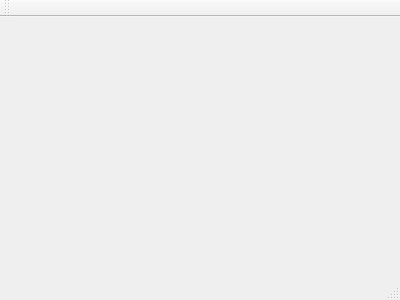
The window that gnss-data-processing/mainwindow.ui (zhihao-liu/gnss-data-processing) describes before a commit, drawn with Qt 5.
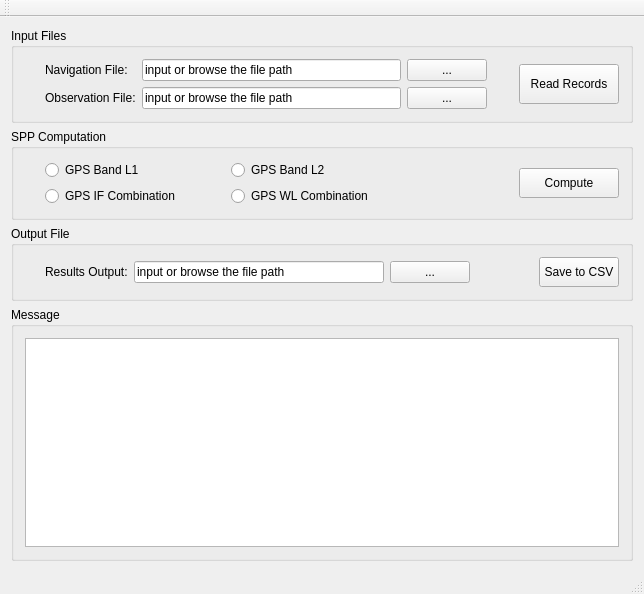
The same window after the commit.

Diff of the .ui file:
```diff
--- a/gnss-data-processing/mainwindow.ui
+++ b/gnss-data-processing/mainwindow.ui
@@ -1,24 +1,412 @@
 <ui version="4.0">
  <class>MainWindow</class>
- <widget class="QMainWindow" name="MainWindow" >
-  <property name="geometry" >
+ <widget class="QMainWindow" name="MainWindow">
+  <property name="geometry">
    <rect>
     <x>0</x>
     <y>0</y>
-    <width>400</width>
-    <height>300</height>
+    <width>644</width>
+    <height>594</height>
    </rect>
   </property>
-  <property name="windowTitle" >
-   <string>MainWindow</string>
+  <property name="minimumSize">
+   <size>
+    <width>0</width>
+    <height>0</height>
+   </size>
   </property>
-  <widget class="QMenuBar" name="menuBar" />
-  <widget class="QToolBar" name="mainToolBar" />
-  <widget class="QWidget" name="centralWidget" />
-  <widget class="QStatusBar" name="statusBar" />
+  <property name="baseSize">
+   <size>
+    <width>0</width>
+    <height>0</height>
+   </size>
+  </property>
+  <property name="windowTitle">
+   <string>GNSS SPP Computation</string>
+  </property>
+  <widget class="QWidget" name="centralWidget">
+   <layout class="QGridLayout" name="gridLayout_2">
+    <item row="1" column="0">
+     <widget class="QGroupBox" name="groupBox_2">
+      <property name="title">
+       <string>SPP Computation</string>
+      </property>
+      <layout class="QGridLayout" name="gridLayout_3">
+       <item row="0" column="4" rowspan="2" colspan="2">
+        <widget class="QPushButton" name="pushButton_Compute">
+         <property name="minimumSize">
+          <size>
+           <width>100</width>
+           <height>30</height>
+          </size>
+         </property>
+         <property name="text">
+          <string>Compute</string>
+         </property>
+        </widget>
+       </item>
+       <item row="0" column="3">
+        <spacer name="horizontalSpacer">
+         <property name="orientation">
+          <enum>Qt::Horizontal</enum>
+         </property>
+         <property name="sizeHint" stdset="0">
+          <size>
+           <width>20</width>
+           <height>20</height>
+          </size>
+         </property>
+        </spacer>
+       </item>
+       <item row="1" column="2">
+        <widget class="QRadioButton" name="radioButton_WL">
+         <property name="minimumSize">
+          <size>
+           <width>180</width>
+           <height>0</height>
+          </size>
+         </property>
+         <property name="text">
+          <string>GPS WL Combination</string>
+         </property>
+        </widget>
+       </item>
+       <item row="1" column="1">
+        <widget class="QRadioButton" name="radioButton_IF">
+         <property name="minimumSize">
+          <size>
+           <width>180</width>
+           <height>0</height>
+          </size>
+         </property>
+         <property name="text">
+          <string>GPS IF Combination</string>
+         </property>
+        </widget>
+       </item>
+       <item row="0" column="1">
+        <widget class="QRadioButton" name="radioButton_L1">
+         <property name="minimumSize">
+          <size>
+           <width>180</width>
+           <height>0</height>
+          </size>
+         </property>
+         <property name="text">
+          <string>GPS Band L1</string>
+         </property>
+         <property name="checkable">
+          <bool>true</bool>
+         </property>
+         <property name="checked">
+          <bool>false</bool>
+         </property>
+        </widget>
+       </item>
+       <item row="0" column="0">
+        <spacer name="horizontalSpacer_3">
+         <property name="orientation">
+          <enum>Qt::Horizontal</enum>
+         </property>
+         <property name="sizeType">
+          <enum>QSizePolicy::Fixed</enum>
+         </property>
+         <property name="sizeHint" stdset="0">
+          <size>
+           <width>20</width>
+           <height>20</height>
+          </size>
+         </property>
+        </spacer>
+       </item>
+       <item row="0" column="2">
+        <widget class="QRadioButton" name="radioButton_L2">
+         <property name="minimumSize">
+          <size>
+           <width>180</width>
+           <height>0</height>
+          </size>
+         </property>
+         <property name="text">
+          <string>GPS Band L2</string>
+         </property>
+        </widget>
+       </item>
+      </layout>
+     </widget>
+    </item>
+    <item row="0" column="0">
+     <widget class="QGroupBox" name="groupBox">
+      <property name="title">
+       <string>Input Files</string>
+      </property>
+      <layout class="QGridLayout" name="gridLayout">
+       <item row="0" column="6" rowspan="2">
+        <widget class="QPushButton" name="pushButton_Read">
+         <property name="minimumSize">
+          <size>
+           <width>100</width>
+           <height>40</height>
+          </size>
+         </property>
+         <property name="text">
+          <string>Read Records</string>
+         </property>
+        </widget>
+       </item>
+       <item row="0" column="3">
+        <widget class="QPushButton" name="pushButton_BrowseNav">
+         <property name="sizePolicy">
+          <sizepolicy hsizetype="Fixed" vsizetype="Fixed">
+           <horstretch>0</horstretch>
+           <verstretch>0</verstretch>
+          </sizepolicy>
+         </property>
+         <property name="minimumSize">
+          <size>
+           <width>10</width>
+           <height>0</height>
+          </size>
+         </property>
+         <property name="text">
+          <string>...</string>
+         </property>
+        </widget>
+       </item>
+       <item row="0" column="1">
+        <widget class="QLabel" name="label">
+         <property name="text">
+          <string>Navigation File:</string>
+         </property>
+        </widget>
+       </item>
+       <item row="0" column="2">
+        <widget class="QLineEdit" name="lineEdit_NavPath">
+         <property name="sizePolicy">
+          <sizepolicy hsizetype="Expanding" vsizetype="Fixed">
+           <horstretch>0</horstretch>
+           <verstretch>0</verstretch>
+          </sizepolicy>
+         </property>
+         <property name="minimumSize">
+          <size>
+           <width>250</width>
+           <height>0</height>
+          </size>
+         </property>
+         <property name="text">
+          <string>input or browse the file path</string>
+         </property>
+        </widget>
+       </item>
+       <item row="0" column="4" colspan="2">
+        <spacer name="horizontalSpacer_2">
+         <property name="orientation">
+          <enum>Qt::Horizontal</enum>
+         </property>
+         <property name="sizeType">
+          <enum>QSizePolicy::Expanding</enum>
+         </property>
+         <property name="sizeHint" stdset="0">
+          <size>
+           <width>20</width>
+           <height>20</height>
+          </size>
+         </property>
+        </spacer>
+       </item>
+       <item row="1" column="2">
+        <widget class="QLineEdit" name="lineEdit_ObsPath">
+         <property name="sizePolicy">
+          <sizepolicy hsizetype="Expanding" vsizetype="Fixed">
+           <horstretch>0</horstretch>
+           <verstretch>0</verstretch>
+          </sizepolicy>
+         </property>
+         <property name="minimumSize">
+          <size>
+           <width>250</width>
+           <height>0</height>
+          </size>
+         </property>
+         <property name="text">
+          <string>input or browse the file path</string>
+         </property>
+        </widget>
+       </item>
+       <item row="1" column="3">
+        <widget class="QPushButton" name="pushButton_BrowseObs">
+         <property name="sizePolicy">
+          <sizepolicy hsizetype="Fixed" vsizetype="Fixed">
+           <horstretch>0</horstretch>
+           <verstretch>0</verstretch>
+          </sizepolicy>
+         </property>
+         <property name="minimumSize">
+          <size>
+           <width>10</width>
+           <height>0</height>
+          </size>
+         </property>
+         <property name="text">
+          <string>...</string>
+         </property>
+        </widget>
+       </item>
+       <item row="0" column="0">
+        <spacer name="horizontalSpacer_4">
+         <property name="orientation">
+          <enum>Qt::Horizontal</enum>
+         </property>
+         <property name="sizeType">
+          <enum>QSizePolicy::Fixed</enum>
+         </property>
+         <property name="sizeHint" stdset="0">
+          <size>
+           <width>20</width>
+           <height>20</height>
+          </size>
+         </property>
+        </spacer>
+       </item>
+       <item row="1" column="1">
+        <widget class="QLabel" name="label_2">
+         <property name="text">
+          <string>Observation File:</string>
+         </property>
+        </widget>
+       </item>
+      </layout>
+     </widget>
+    </item>
+    <item row="3" column="0">
+     <widget class="QGroupBox" name="groupBox_3">
+      <property name="title">
+       <string>Message</string>
+      </property>
+      <layout class="QGridLayout" name="gridLayout_4">
+       <item row="0" column="0">
+        <widget class="QListWidget" name="listWidget_Msg"/>
+       </item>
+      </layout>
+     </widget>
+    </item>
+    <item row="2" column="0">
+     <widget class="QGroupBox" name="groupBox_4">
+      <property name="title">
+       <string>Output File</string>
+      </property>
+      <layout class="QGridLayout" name="gridLayout_5">
+       <item row="0" column="0">
+        <spacer name="horizontalSpacer_6">
+         <property name="orientation">
+          <enum>Qt::Horizontal</enum>
+         </property>
+         <property name="sizeType">
+          <enum>QSizePolicy::Fixed</enum>
+         </property>
+         <property name="sizeHint" stdset="0">
+          <size>
+           <width>20</width>
+           <height>20</height>
+          </size>
+         </property>
+        </spacer>
+       </item>
+       <item row="0" column="1">
+        <widget class="QLabel" name="label_3">
+         <property name="text">
+          <string>Results Output:</string>
+         </property>
+        </widget>
+       </item>
+       <item row="0" column="2">
+        <widget class="QLineEdit" name="lineEdit_OutputPath">
+         <property name="minimumSize">
+          <size>
+           <width>250</width>
+           <height>0</height>
+          </size>
+         </property>
+         <property name="text">
+          <string>input or browse the file path</string>
+         </property>
+        </widget>
+       </item>
+       <item row="0" column="3">
+        <widget class="QPushButton" name="pushButton_BrowseOutput">
+         <property name="sizePolicy">
+          <sizepolicy hsizetype="Fixed" vsizetype="Fixed">
+           <horstretch>0</horstretch>
+           <verstretch>0</verstretch>
+          </sizepolicy>
+         </property>
+         <property name="minimumSize">
+          <size>
+           <width>10</width>
+           <height>0</height>
+          </size>
+         </property>
+         <property name="text">
+          <string>...</string>
+         </property>
+        </widget>
+       </item>
+       <item row="0" column="4">
+        <spacer name="horizontalSpacer_5">
+         <property name="orientation">
+          <enum>Qt::Horizontal</enum>
+         </property>
+         <property name="sizeType">
+          <enum>QSizePolicy::Expanding</enum>
+         </property>
+         <property name="sizeHint" stdset="0">
+          <size>
+           <width>49</width>
+           <height>20</height>
+          </size>
+         </property>
+        </spacer>
+       </item>
+       <item row="0" column="5">
+        <widget class="QPushButton" name="pushButton_SaveOutput">
+         <property name="minimumSize">
+          <size>
+           <width>0</width>
+           <height>30</height>
+          </size>
+         </property>
+         <property name="text">
+          <string>Save to CSV</string>
+         </property>
+        </widget>
+       </item>
+      </layout>
+     </widget>
+    </item>
+   </layout>
+  </widget>
+  <widget class="QMenuBar" name="menuBar">
+   <property name="geometry">
+    <rect>
+     <x>0</x>
+     <y>0</y>
+     <width>644</width>
+     <height>21</height>
+    </rect>
+   </property>
+  </widget>
+  <widget class="QToolBar" name="mainToolBar">
+   <attribute name="toolBarArea">
+    <enum>TopToolBarArea</enum>
+   </attribute>
+   <attribute name="toolBarBreak">
+    <bool>false</bool>
+   </attribute>
+  </widget>
+  <widget class="QStatusBar" name="statusBar"/>
  </widget>
- <layoutDefault spacing="6" margin="11" />
- <pixmapfunction></pixmapfunction>
+ <layoutdefault spacing="6" margin="11"/>
  <resources/>
  <connections/>
 </ui>
```
Left out of the diff: 1 changed line with no effect on the pictures.
